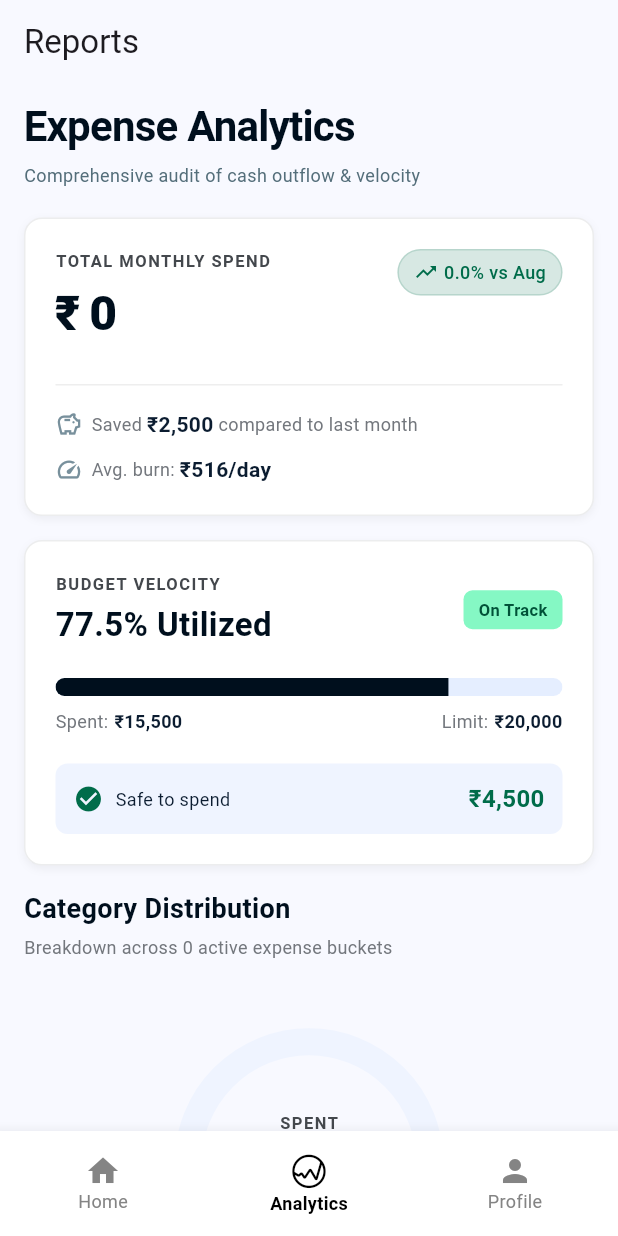
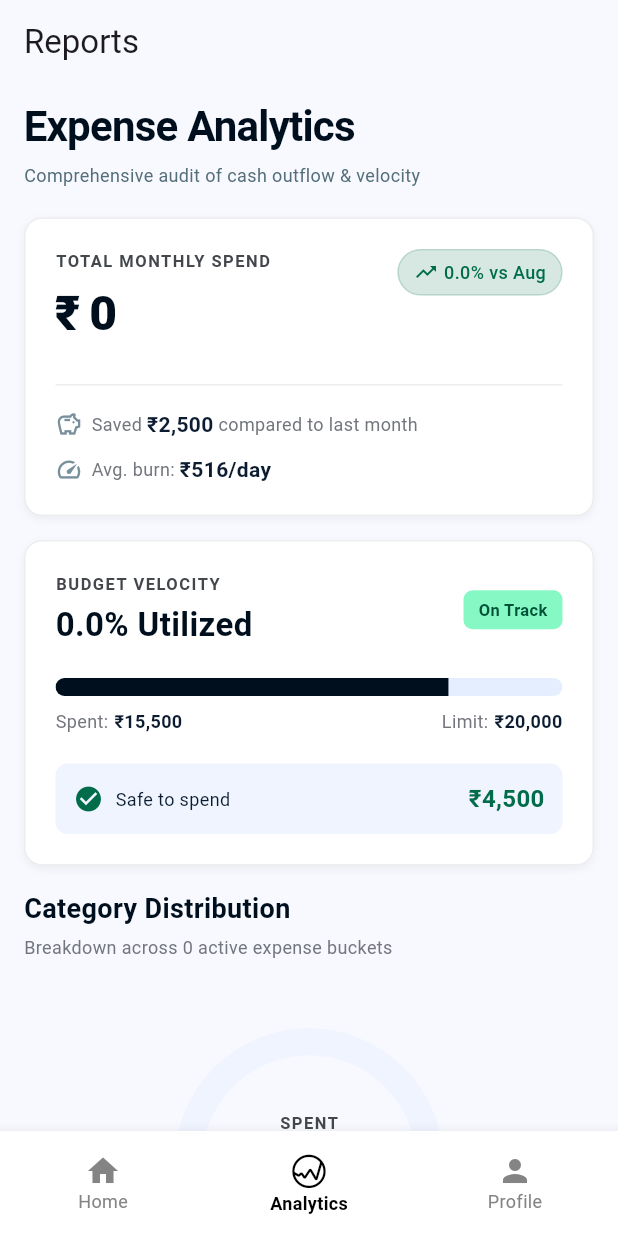
Before and after one commit to niju646/pocketpal, a Flutter app: the screen it shows after launch, item 2 of the bottom bar chosen, on a phone screen of 412 x 824 dp. Run offline on Flutter 3.47's test engine with Material 3 defaults, Android fonts, the phone set to English and light mode, and no system bars; our stand-ins replace flutter_bloc, hive, hive_flutter; accounts and stored records are empty.

Commit message:
updated the report screen and delete function

```diff
--- a/lib/features/analysis/screens/reports_screen.dart
+++ b/lib/features/analysis/screens/reports_screen.dart
@@ -5,6 +5,7 @@ import 'package:flutter_bloc/flutter_bloc.dart';
 import 'package:pocket_pal/core/shared/utlis/get_category_color.dart';
 import 'package:pocket_pal/core/shared/utlis/get_category_icons.dart';
 import 'package:pocket_pal/core/shared/utlis/get_month_helper.dart';
+import 'package:pocket_pal/features/analysis/widgets/section_label.dart';
 import 'package:pocket_pal/features/home/cubit/transaction_cubit.dart';
 
 class ReportsScreen extends StatelessWidget {
@@ -77,7 +78,7 @@ class ReportsScreen extends StatelessWidget {
             children: [
               Expanded(flex: 7, child: _buildTotalSpendCard(context)),
               const SizedBox(width: 16),
-              Expanded(flex: 5, child: _buildBudgetCard()),
+              Expanded(flex: 5, child: _buildBudgetCard(context)),
             ],
           );
         }
@@ -86,7 +87,7 @@ class ReportsScreen extends StatelessWidget {
           children: [
             _buildTotalSpendCard(context),
             const SizedBox(height: 16),
-            _buildBudgetCard(),
+            _buildBudgetCard(context),
           ],
         );
       },
@@ -120,7 +121,7 @@ class ReportsScreen extends StatelessWidget {
                 child: Column(
                   crossAxisAlignment: CrossAxisAlignment.start,
                   children: [
-                    _sectionLabel('TOTAL MONTHLY SPEND'),
+                    sectionLabel('TOTAL MONTHLY SPEND'),
                     const SizedBox(height: 4),
                     Text(
                       '₹ ${monthlyExpense.toStringAsFixed(0)}',
@@ -199,7 +200,10 @@ class ReportsScreen extends StatelessWidget {
     );
   }
 
-  Widget _buildBudgetCard() {
+  Widget _buildBudgetCard(BuildContext context) {
+    final utilization = context
+        .read<TransactionCubit>()
+        .getUtilizationPercentage();
     return Container(
       padding: const EdgeInsets.all(20),
       decoration: _cardDecoration(),
@@ -212,11 +216,11 @@ class ReportsScreen extends StatelessWidget {
                 child: Column(
                   crossAxisAlignment: CrossAxisAlignment.start,
                   children: [
-                    _sectionLabel('BUDGET VELOCITY'),
+                    sectionLabel('BUDGET VELOCITY'),
                     const SizedBox(height: 4),
-                    const Text(
-                      '77.5% Utilized',
-                      style: TextStyle(
+                    Text(
+                      '${utilization.toStringAsFixed(1)}% Utilized',
+                      style: const TextStyle(
                         fontSize: 22,
                         fontWeight: FontWeight.w600,
                         color: Color(0xFF000F1D),
@@ -600,18 +604,6 @@ class ReportsScreen extends StatelessWidget {
     );
   }
 
-  Widget _sectionLabel(String text) {
-    return Text(
-      text,
-      style: const TextStyle(
-        fontSize: 11,
-        fontWeight: FontWeight.w700,
-        letterSpacing: 1,
-        color: Color(0xFF43474C),
-      ),
-    );
-  }
-
   Widget _percentageBadge({
     required IconData icon,
     required String text,
--- /dev/null
+++ b/lib/features/analysis/widgets/section_label.dart
@@ -0,0 +1,13 @@
+import 'package:flutter/material.dart';
+
+Widget sectionLabel(String text) {
+  return Text(
+    text,
+    style: const TextStyle(
+      fontSize: 11,
+      fontWeight: FontWeight.w700,
+      letterSpacing: 1,
+      color: Color(0xFF43474C),
+    ),
+  );
+}
--- a/lib/features/home/cubit/transaction_state.dart
+++ b/lib/features/home/cubit/transaction_state.dart
@@ -80,8 +80,18 @@ final class ExpenseError extends TransactionState {
     super.totalExpense = 0,
   });
 }
+
+final class TransactionDeleteError extends TransactionState {
+  final String message;
+
+  const TransactionDeleteError(
+    this.message, {
+    super.totalIncome = 0,
+    super.totalExpense = 0,
+  });
+}
+
 //delete data
-
 final class DataClearing extends TransactionState {
   const DataClearing({required super.totalIncome, required super.totalExpense});
 }
--- a/lib/features/home/screens/home_screen.dart
+++ b/lib/features/home/screens/home_screen.dart
@@ -1,6 +1,7 @@
 import 'package:flutter/material.dart';
 import 'package:flutter_bloc/flutter_bloc.dart';
 import 'package:pocket_pal/core/shared/utlis/date_helper.dart';
+import 'package:pocket_pal/core/shared/utlis/get_category_icons.dart';
 import 'package:pocket_pal/features/home/cubit/transaction_cubit.dart';
 import 'package:pocket_pal/features/home/screens/transaction_listing_screen.dart';
 import 'package:pocket_pal/features/home/widgets/bottom_sheet.dart';
@@ -233,7 +234,7 @@ class _HomeScreenState extends State<HomeScreen> {
                     final transaction = transactions[index];
 
                     return commonTransactionTile(
-                      icon: Icons.category,
+                      icon: getCategoryIcon(transaction.category),
                       title: transaction.title,
                       subtitle:
                           '${transaction.description ?? transaction.category} • ${formatDate(DateTime.parse(transaction.date))}',
```
Also changed, not shown: lib/core/shared/hive/data/transaction_local_storage.dart (+16 -0 lines), lib/features/home/cubit/transaction_cubit.dart (+43 -0 lines), lib/features/home/screens/transaction_listing_screen.dart (+30 -2 lines), lib/features/profile/screens/profile_screen.dart (+13 -5 lines).
